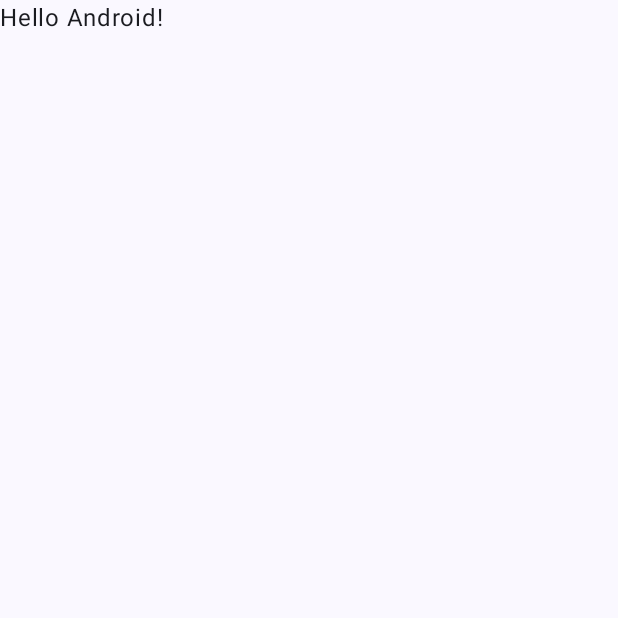
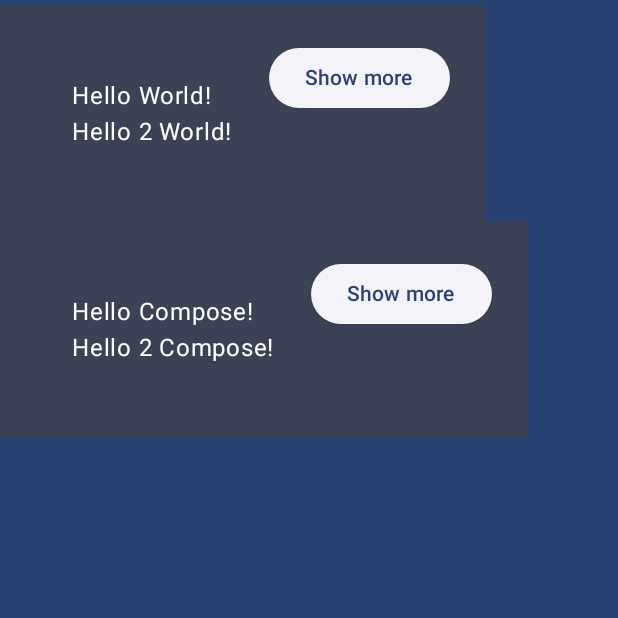
Before and after one commit to valientinx/LocalMediaStoreSync, an Android app built with Jetpack Compose: the screen it shows after launch (MainActivity), on a phone screen of 412 x 824 dp, the top half of it. Before the commit the part shown is almost empty. Run offline under Robolectric (Android 15) with nearby library versions, the phone set to English and light mode, and no system bars.

Commit message:
Adding rows and columns

```diff
--- a/app/src/main/java/com/my/homecloud/MainActivity.kt
+++ b/app/src/main/java/com/my/homecloud/MainActivity.kt
@@ -5,15 +5,21 @@ import android.content.IntentSender
 import android.os.Bundle
 import androidx.activity.ComponentActivity
 import androidx.activity.compose.setContent
+import androidx.compose.foundation.layout.Column
+import androidx.compose.foundation.layout.Row
 import androidx.compose.foundation.layout.fillMaxSize
+import androidx.compose.foundation.layout.fillMaxWidth
+import androidx.compose.foundation.layout.padding
+import androidx.compose.foundation.layout.wrapContentSize
+import androidx.compose.material3.ElevatedButton
 import androidx.compose.material3.MaterialTheme
 import androidx.compose.material3.Surface
 import androidx.compose.material3.Text
 import androidx.compose.runtime.Composable
 import androidx.compose.ui.Modifier
 import androidx.compose.ui.tooling.preview.Preview
+import androidx.compose.ui.unit.dp
 import com.example.composecodelab.ui.theme.LocalMediaStoreSyncTheme
-import androidx.compose.ui.tooling.Com
 
 /** The request code for requesting [Manifest.permission.READ_EXTERNAL_STORAGE] permission. */
 private const val READ_EXTERNAL_STORAGE_REQUEST = 0x1045
@@ -32,26 +38,67 @@ class MainActivity : ComponentActivity() {
         setContent {
             LocalMediaStoreSyncTheme {
                 // A surface container using the 'background' color from the theme
-                Surface(
-                    modifier = Modifier.fillMaxSize(),
-                    color = MaterialTheme.colorScheme.background
-                ) {
-                    Greeting("Android")
-                }
+
+                MyApp(modifier = Modifier.fillMaxSize())
+
             }
         }
     }
 
     @Composable
-    fun Greeting(name: String) {
-        Text(text = "Hello $name!")
+    private fun MyApp(
+        modifier: Modifier = Modifier,
+        names: List<String> = listOf("World", "Compose")
+    ) {
+        Surface(
+            modifier = modifier,
+            color = MaterialTheme.colorScheme.primary,
+        ) {
+
+            Column(modifier = modifier.padding(vertical = 4.dp)) {
+                for (name in names) {
+                    Greeting(name = name)
+                }
+            }
+
+
+        }
     }
 
-    @Preview(showBackground = true)
     @Composable
-    fun DefaultPreview() {
+    fun Greeting(name: String) {
+        Surface(color = MaterialTheme.colorScheme.secondary, modifier = Modifier.wrapContentSize(),
+            content = {
+                Row(modifier = Modifier.padding(24.dp)) {
+                    Column(modifier = Modifier.padding(24.dp)) {
+                        Text(text = "Hello $name!")
+                        Text(text = "Hello 2 $name!")
+                    }
+                    ElevatedButton(
+                        onClick = { /* TODO */ }
+                    ) {
+                        Text("Show more")
+                    }
+                }
+            })
+    }
+
+
+// preview methods
+
+//    @Preview(showBackground = true)
+//    @Composable
+//    fun DefaultPreview() {
+//        LocalMediaStoreSyncTheme {
+//            Greeting("Android")
+//        }
+//    }
+
+    @Preview
+    @Composable
+    fun MyAppPreview() {
         LocalMediaStoreSyncTheme {
-            Greeting("Android")
+            MyApp()
         }
     }
 }
```
